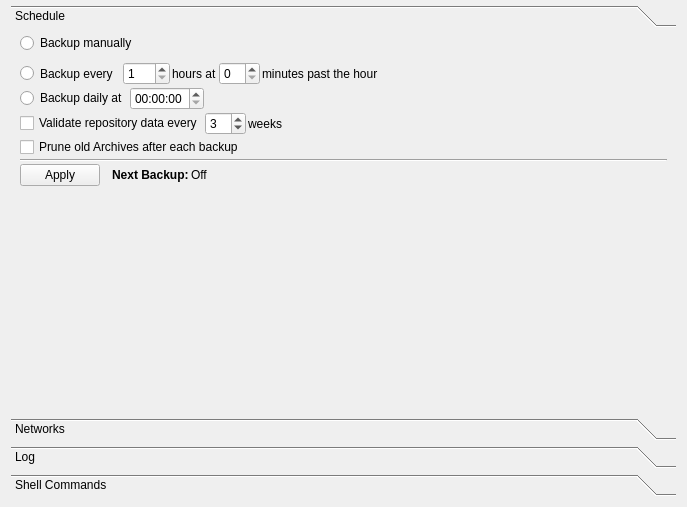
Qt form src/vorta/assets/UI/scheduletab.ui (borgbase/vorta) before a commit.
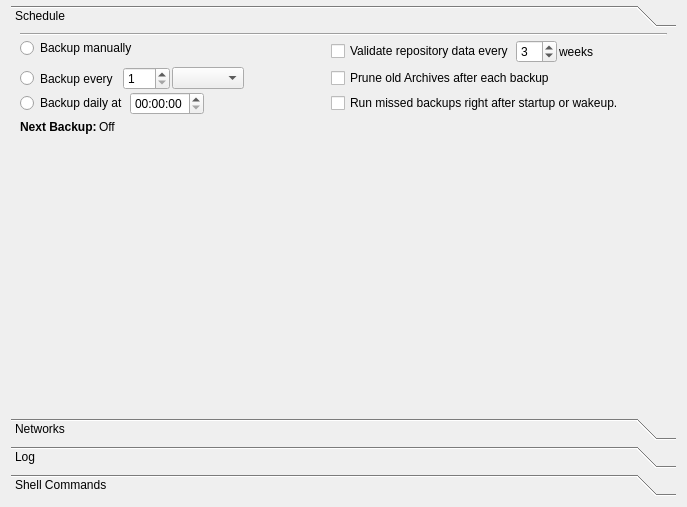
The same form after that commit. The open tabs and pages were chosen to show the change.

What changed in the file:
```diff
--- a/src/vorta/assets/UI/scheduletab.ui
+++ b/src/vorta/assets/UI/scheduletab.ui
@@ -54,6 +54,21 @@
         <number>0</number>
        </property>
        <item>
+        <widget class="Line" name="line">
+         <property name="orientation">
+          <enum>Qt::Horizontal</enum>
+         </property>
+        </widget>
+       </item>
+       <item>
+        <layout class="QGridLayout" name="gridLayout_6">
+         <property name="topMargin">
+          <number>0</number>
+         </property>
+         <property name="bottomMargin">
+          <number>10</number>
+         </property>
+         <item row="0" column="0">
         <layout class="QHBoxLayout" name="horizontalLayout_2">
          <property name="sizeConstraint">
           <enum>QLayout::SetFixedSize</enum>
@@ -74,71 +89,8 @@
            </property>
           </widget>
          </item>
-        </layout>
-       </item>
        <item>
-        <layout class="QHBoxLayout" name="horizontalLayout_3">
-         <item>
-          <widget class="QRadioButton" name="scheduleIntervalRadio">
-           <property name="sizePolicy">
-            <sizepolicy hsizetype="Fixed" vsizetype="Preferred">
-             <horstretch>0</horstretch>
-             <verstretch>0</verstretch>
-            </sizepolicy>
-           </property>
-           <property name="text">
-            <string>Backup every </string>
-           </property>
-          </widget>
-         </item>
-         <item>
-          <widget class="QSpinBox" name="scheduleIntervalHours">
-           <property name="minimum">
-            <number>1</number>
-           </property>
-           <property name="maximum">
-            <number>740</number>
-           </property>
-          </widget>
-         </item>
-         <item alignment="Qt::AlignLeft">
-          <widget class="QLabel" name="label">
-           <property name="sizePolicy">
-            <sizepolicy hsizetype="Fixed" vsizetype="Preferred">
-             <horstretch>0</horstretch>
-             <verstretch>0</verstretch>
-            </sizepolicy>
-           </property>
-           <property name="text">
-            <string>hours at</string>
-           </property>
-           <property name="textFormat">
-            <enum>Qt::PlainText</enum>
-           </property>
-          </widget>
-         </item>
-         <item>
-          <widget class="QSpinBox" name="scheduleIntervalMinutes">
-           <property name="maximum">
-            <number>59</number>
-           </property>
-          </widget>
-         </item>
-         <item>
-          <widget class="QLabel" name="label_2">
-           <property name="sizePolicy">
-            <sizepolicy hsizetype="Fixed" vsizetype="Preferred">
-             <horstretch>0</horstretch>
-             <verstretch>0</verstretch>
-            </sizepolicy>
-           </property>
-           <property name="text">
-            <string>minutes past the hour</string>
-           </property>
-          </widget>
-         </item>
-         <item>
-          <spacer name="horizontalSpacer_2">
+            <spacer name="horizontalSpacer_7">
            <property name="orientation">
             <enum>Qt::Horizontal</enum>
            </property>
@@ -152,7 +104,7 @@
          </item>
         </layout>
        </item>
-       <item>
+         <item row="2" column="0">
         <layout class="QHBoxLayout" name="horizontalLayout_5">
          <item>
           <widget class="QRadioButton" name="scheduleFixedRadio">
@@ -179,7 +131,34 @@
          </item>
         </layout>
        </item>
+         <item row="2" column="1">
+          <layout class="QHBoxLayout" name="horizontalLayout_9">
+           <property name="topMargin">
+            <number>0</number>
+           </property>
        <item>
+            <widget class="QCheckBox" name="missedBackupsCheckBox">
+             <property name="text">
+              <string>Run missed backups right after startup or wakeup. </string>
+             </property>
+            </widget>
+           </item>
+           <item>
+            <spacer name="horizontalSpacer_5">
+             <property name="orientation">
+              <enum>Qt::Horizontal</enum>
+             </property>
+             <property name="sizeHint" stdset="0">
+              <size>
+               <width>40</width>
+               <height>20</height>
+              </size>
+             </property>
+            </spacer>
+           </item>
+          </layout>
+         </item>
+         <item row="0" column="1">
         <layout class="QHBoxLayout" name="horizontalLayout_6">
          <property name="topMargin">
           <number>0</number>
@@ -232,7 +211,7 @@
          </item>
         </layout>
        </item>
-       <item>
+         <item row="1" column="1">
         <layout class="QHBoxLayout" name="horizontalLayout_8">
          <property name="topMargin">
           <number>0</number>
@@ -262,14 +241,50 @@
          </item>
         </layout>
        </item>
+         <item row="1" column="0">
+          <layout class="QHBoxLayout" name="horizontalLayout_3">
        <item>
-        <widget class="Line" name="line_2">
+            <widget class="QRadioButton" name="scheduleIntervalRadio">
+             <property name="sizePolicy">
+              <sizepolicy hsizetype="Fixed" vsizetype="Preferred">
+               <horstretch>0</horstretch>
+               <verstretch>0</verstretch>
+              </sizepolicy>
+             </property>
+             <property name="text">
+              <string>Backup every </string>
+             </property>
+            </widget>
+           </item>
+           <item>
+            <widget class="QSpinBox" name="scheduleIntervalHours">
+             <property name="minimum">
+              <number>1</number>
+             </property>
+             <property name="maximum">
+              <number>740</number>
+             </property>
+            </widget>
+           </item>
+           <item>
+            <widget class="QComboBox" name="scheduleIntervalUnit"/>
+           </item>
+           <item>
+            <spacer name="horizontalSpacer_2">
          <property name="orientation">
           <enum>Qt::Horizontal</enum>
          </property>
-        </widget>
-       </item>
-       <item>
+             <property name="sizeHint" stdset="0">
+              <size>
+               <width>40</width>
+               <height>20</height>
+              </size>
+             </property>
+            </spacer>
+           </item>
+          </layout>
+         </item>
+         <item row="3" column="0">
         <layout class="QHBoxLayout" name="horizontalLayout">
          <property name="topMargin">
           <number>0</number>
@@ -277,29 +292,6 @@
          <property name="rightMargin">
           <number>0</number>
          </property>
-         <item>
-          <widget class="QPushButton" name="scheduleApplyButton">
-           <property name="text">
-            <string>Apply</string>
-           </property>
-          </widget>
-         </item>
-         <item>
-          <spacer name="horizontalSpacer_5">
-           <property name="orientation">
-            <enum>Qt::Horizontal</enum>
-           </property>
-           <property name="sizeType">
-            <enum>QSizePolicy::Fixed</enum>
-           </property>
-           <property name="sizeHint" stdset="0">
-            <size>
-             <width>10</width>
-             <height>20</height>
-            </size>
-           </property>
-          </spacer>
-         </item>
          <item>
           <widget class="QLabel" name="label_3">
            <property name="font">
@@ -332,6 +324,8 @@
             </size>
            </property>
           </spacer>
+           </item>
+          </layout>
          </item>
         </layout>
        </item>
```
Left out of the diff: 2 changed lines with no effect on the pictures. Lines whose indentation alone changed are shown as unchanged.
